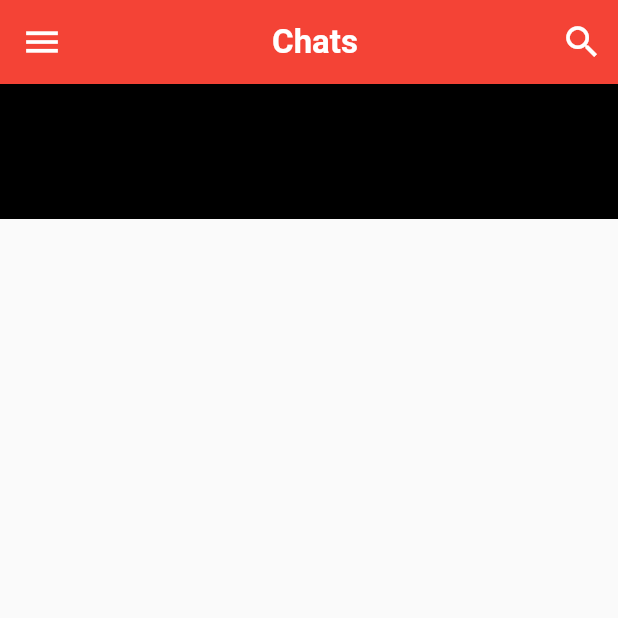
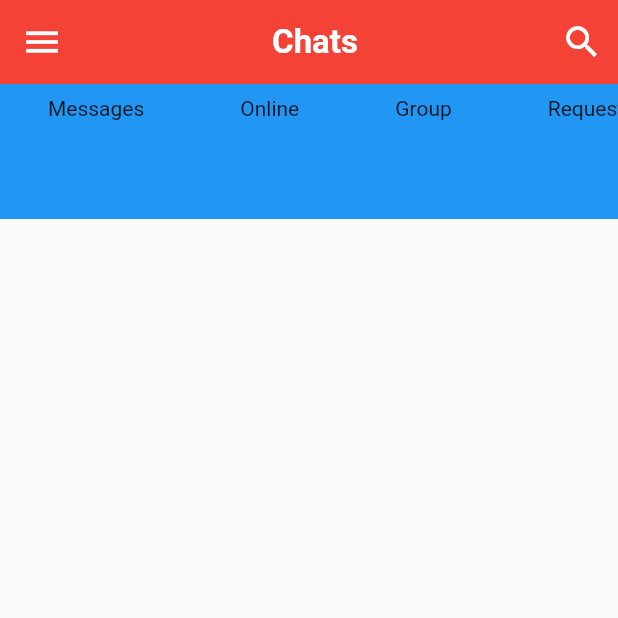
Before and after one commit to najmulmyself/Chat-UI, a Flutter app: the screen it shows after launch, on a phone screen of 412 x 824 dp, the top half of it. Run offline on Flutter 3.47's test engine with Material 2 defaults, Android fonts, the phone set to English and light mode, and no system bars.

Commit message:
horizontal category selection

```diff
--- a/lib/main.dart
+++ b/lib/main.dart
@@ -18,4 +18,3 @@ class MyApp extends StatelessWidget {
     );
   }
 }
-// fixed emulator issue
--- a/lib/widgets/category_selector.dart
+++ b/lib/widgets/category_selector.dart
@@ -1,15 +1,28 @@
 import 'package:flutter/material.dart';
 
 class Category_selector extends StatelessWidget {
-  const Category_selector({
-    Key? key,
-  }) : super(key: key);
+  // const Category_selector({
+  //   Key? key,
+  // }) : super(key: key);
+
+  int selectedIndex = 0;
+  List categories = ['Messages', 'Online', 'Group', 'Requests'];
 
   @override
   Widget build(BuildContext context) {
     return Container(
       height: 90,
-      color: Colors.black,
+      color: Colors.blue,
+      child: ListView.builder(
+        scrollDirection: Axis.horizontal,
+        itemBuilder: (context, index) {
+          return Padding(
+            padding: const EdgeInsets.symmetric(vertical: 8.0, horizontal: 32),
+            child: Text(categories[index]),
+          );
+        },
+        itemCount: categories.length,
+      ),
     );
   }
 }
```
